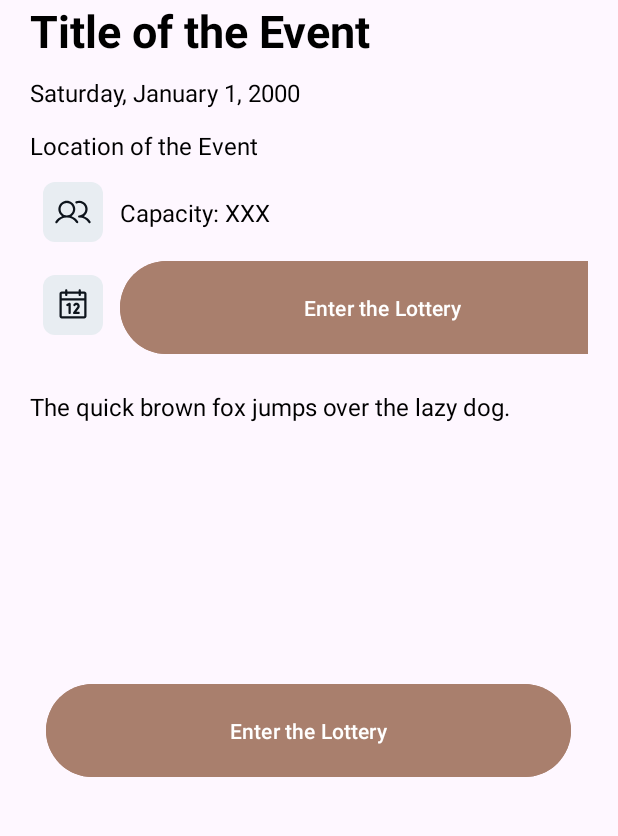
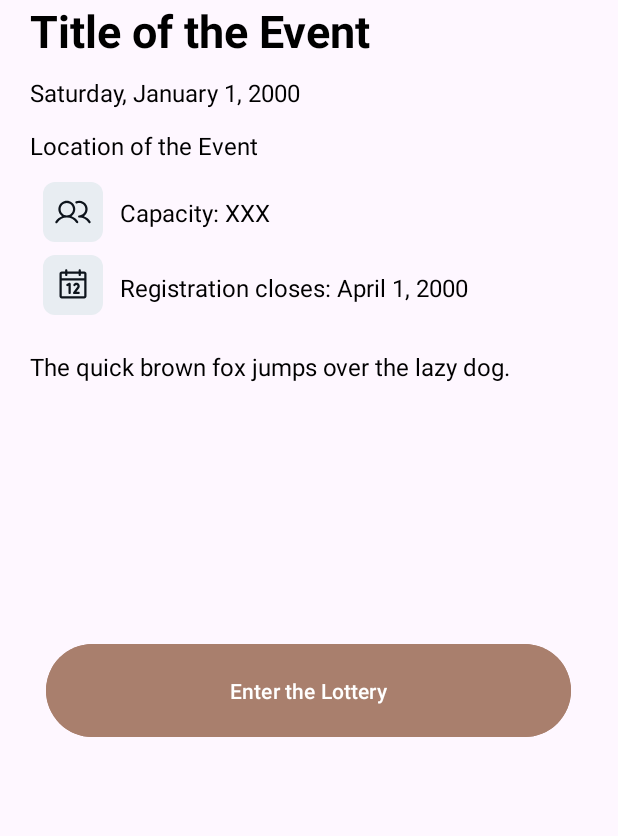
Before and after one commit to CMPUT301F24coffee0/espresso-maker, an Android app: the layout attendee_event_profile.xml on its own in the app's theme, with its tools: preview values and no code run, on a phone screen of 412 x 824 dp, the part 327-1163 px from its top. Run offline under Robolectric (Android 15) with nearby library versions, the phone set to English and light mode, and no system bars.

Commit message:
fix moving event to my event after joining

```diff
--- a/Espresso/app/src/main/AndroidManifest.xml
+++ b/Espresso/app/src/main/AndroidManifest.xml
@@ -46,7 +46,7 @@
             android:exported="false" />
         <activity
             android:name=".EventItem"
-            android:exported="false" />
+            android:exported="true" />
     </application>
 
 </manifest>
--- a/Espresso/app/src/main/java/com/example/espresso/ConfirmedEvents.java
+++ b/Espresso/app/src/main/java/com/example/espresso/ConfirmedEvents.java
@@ -25,7 +25,7 @@ public class ConfirmedEvents extends Fragment {
                              @Nullable Bundle savedInstanceState) {
         View rootView = inflater.inflate(R.layout.fragment_confirmed_events, container, false);
         List<Event> events = new ArrayList<>();
-        EventAdapter adapter = new EventAdapter(getContext(),events);
+        EventAdapter adapter = new EventAdapter(requireContext(),events);
         // Fetch confirmed events from the database and add them to the list
         FirebaseFirestore db = FirebaseFirestore.getInstance();
         db.collection("users").document(new User(requireContext()).getDeviceID()).collection("events").whereEqualTo("status", "confirmed").get().addOnCompleteListener(task -> {
@@ -44,8 +44,8 @@ public class ConfirmedEvents extends Fragment {
                     Object capacityObj = data.get("capacity");
                     int capacity = (capacityObj instanceof Number) ? ((Number) capacityObj).intValue() : 0;
                     events.add(new Event(name, date, time, description, deadline, capacity, new Facility(location)));
-                    adapter.notifyDataSetChanged();
                 }
+                adapter.notifyDataSetChanged();
             } else {
                 Log.d("Event", "Error getting documents: ", task.getException());
             }
--- a/Espresso/app/src/main/java/com/example/espresso/Event.java
+++ b/Espresso/app/src/main/java/com/example/espresso/Event.java
@@ -17,7 +17,7 @@ public class Event {
      * @param facility  Facility the event takes place in.
      */
     public Event(String name, String date, String time, String description, String deadline, int capacity, Facility facility) {
-        id = name + date + time;
+        id = name + facility.getName() + time;
         this.facility = facility;
         this.name = name;
         this.date = date;
--- a/Espresso/app/src/main/java/com/example/espresso/EventDetails.java
+++ b/Espresso/app/src/main/java/com/example/espresso/EventDetails.java
@@ -104,8 +104,9 @@ public class EventDetails extends AppCompatActivity {
 
         enterLotteryButton.setOnClickListener(v -> {
             // User entered the lottery system
+            assert eventId != null;
             db.collection("users").document(deviceID).collection("events").document(eventId).set(eventData);
-            db.collection("events").document(eventId).collection("participants").document(deviceID).set(Map.of("status", "lottery"))
+            db.collection("events").document(eventId).collection("participants").document(deviceID).set(Map.of("status", "pending"))
                     .addOnCompleteListener(task -> {
                         if (task.isSuccessful()) {
                             // Lottery entered successfully
--- a/Espresso/app/src/main/java/com/example/espresso/PendingEvents.java
+++ b/Espresso/app/src/main/java/com/example/espresso/PendingEvents.java
@@ -28,7 +28,7 @@ public class PendingEvents extends Fragment {
                              @Nullable Bundle savedInstanceState) {
         View rootView = inflater.inflate(R.layout.fragment_pending_events, container, false);
         List<Event> events = new ArrayList<>();
-        EventAdapter adapter = new EventAdapter(getContext(),events);
+        EventAdapter adapter = new EventAdapter(requireContext(),events);
         // Fetch confirmed events from the database and add them to the list
         FirebaseFirestore db = FirebaseFirestore.getInstance();
         db.collection("users").document(new User(requireContext()).getDeviceID()).collection("events").whereEqualTo("status", "pending").get().addOnCompleteListener(task -> {
--- a/Espresso/app/src/main/res/layout/activity_attendee_home.xml
+++ b/Espresso/app/src/main/res/layout/activity_attendee_home.xml
@@ -37,7 +37,7 @@ tools:context=".AttendeeHomeActivity">
 <ListView
     android:id="@+id/event_list_view"
     android:layout_width="match_parent"
-    android:layout_height="0dp"
+    android:layout_height="match_parent"
     android:layout_below="@id/upcoming_events_header"
     android:layout_marginTop="8dp"
     android:divider="@android:color/darker_gray"
--- a/Espresso/app/src/main/res/layout/attendee_event_profile.xml
+++ b/Espresso/app/src/main/res/layout/attendee_event_profile.xml
@@ -124,16 +124,6 @@
                     app:layout_constraintStart_toStartOf="parent"
                     app:layout_constraintTop_toTopOf="parent" />
 
-                <Button
-                    android:id="@+id/enter_lottery_button"
-                    android:layout_width="350dp"
-                    android:layout_height="70dp"
-                    android:layout_gravity="center"
-                    android:backgroundTint="@color/lightBrown"
-                    android:text="Enter the Lottery"
-                    app:layout_constraintStart_toStartOf="parent"
-                    app:layout_constraintTop_toTopOf="parent" />
-
             </androidx.constraintlayout.widget.ConstraintLayout>
 
         </LinearLayout>
--- a/Espresso/app/src/main/res/layout/event_item.xml
+++ b/Espresso/app/src/main/res/layout/event_item.xml
@@ -22,7 +22,7 @@
             android:layout_width="match_parent"
             android:layout_height="46dp"
             android:gravity="center_vertical"
-            android:text="Meeting"
+            android:text=""
             android:textSize="16sp"
             android:textStyle="bold"
             android:paddingLeft="5dp"/>
@@ -30,13 +30,13 @@
             android:id="@+id/date"
             android:layout_width="match_parent"
             android:layout_height="29dp"
-            android:text="Nov 10th, 2023"
+            android:text=""
             android:paddingLeft="5dp"/>
         <TextView
             android:id="@+id/location"
             android:layout_width="match_parent"
             android:layout_height="34dp"
-            android:text="CCIS"
+            android:text=""
             android:paddingLeft="5dp"/>
     </LinearLayout>
 </LinearLayout>
--- a/Espresso/app/src/main/res/layout/fragment_confirmed_events.xml
+++ b/Espresso/app/src/main/res/layout/fragment_confirmed_events.xml
@@ -9,8 +9,6 @@
         android:id="@+id/event_list_view"
         android:layout_width="match_parent"
         android:layout_height="match_parent"
-        android:layout_below="@id/upcoming_events_header"
-        android:layout_above="@id/bottomNavigationView"
         android:layout_marginTop="8dp"
         android:divider="@android:color/darker_gray"
         android:dividerHeight="1dp" />
--- a/Espresso/app/src/main/res/layout/fragment_declined_events.xml
+++ b/Espresso/app/src/main/res/layout/fragment_declined_events.xml
@@ -9,8 +9,6 @@
         android:id="@+id/event_list_view"
         android:layout_width="match_parent"
         android:layout_height="match_parent"
-        android:layout_below="@id/upcoming_events_header"
-        android:layout_above="@id/bottomNavigationView"
         android:layout_marginTop="8dp"
         android:divider="@android:color/darker_gray"
         android:dividerHeight="1dp" />
--- a/Espresso/app/src/main/res/layout/fragment_pending_events.xml
+++ b/Espresso/app/src/main/res/layout/fragment_pending_events.xml
@@ -9,8 +9,6 @@
         android:id="@+id/event_list_view"
         android:layout_width="match_parent"
         android:layout_height="match_parent"
-        android:layout_below="@id/upcoming_events_header"
-        android:layout_above="@id/bottomNavigationView"
         android:layout_marginTop="8dp"
         android:divider="@android:color/darker_gray"
         android:dividerHeight="1dp" />
```
Also changed, not shown: Espresso/app/src/main/java/com/example/espresso/AttendeeHomeActivity.java (+25 -18 lines), Espresso/app/src/main/java/com/example/espresso/DeclinedEvents.java (+6 -4 lines), Espresso/app/src/main/java/com/example/espresso/EventAdapter.java (+4 -9 lines).
